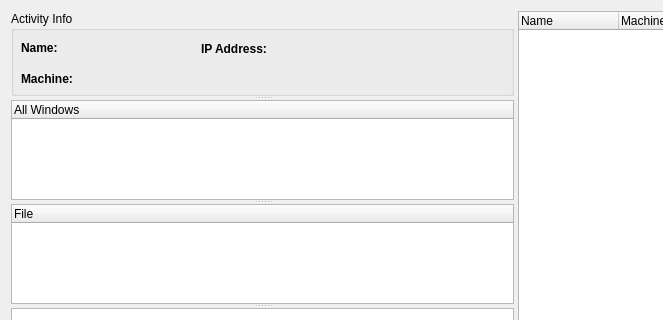
Old version of the form Resources/ui/student_window.ui in the repository azzamsa/lupv; both pictures show x 0 to 663 and y 0 to 320 of the 1032 by 771 pixel window.
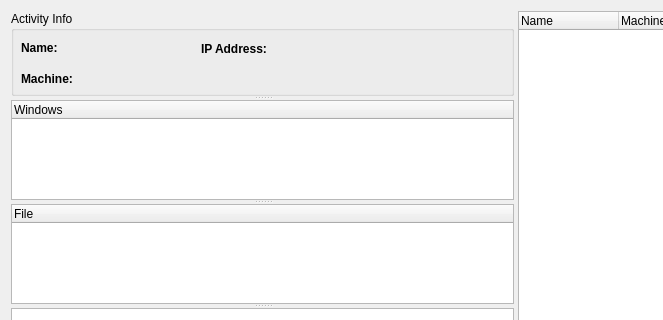
New version of the form.

Commit message:
Add ability to display focused window
- fix wrong diff show argument

The edit to the form file:
```diff
--- a/Resources/ui/student_window.ui
+++ b/Resources/ui/student_window.ui
@@ -175,7 +175,7 @@
        </property>
        <column>
         <property name="text">
-         <string notr="true">All Windows</string>
+         <string notr="true">Windows</string>
         </property>
        </column>
       </widget>
```
The commit also changes 3 other files.
